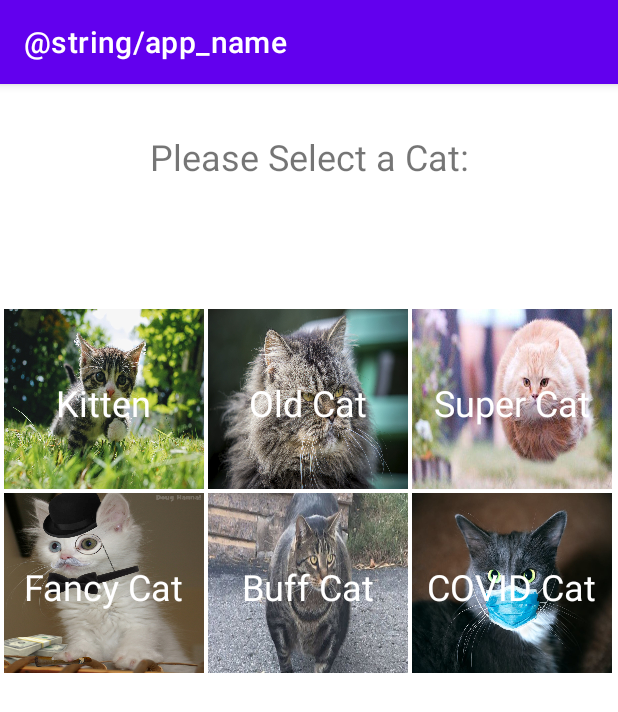
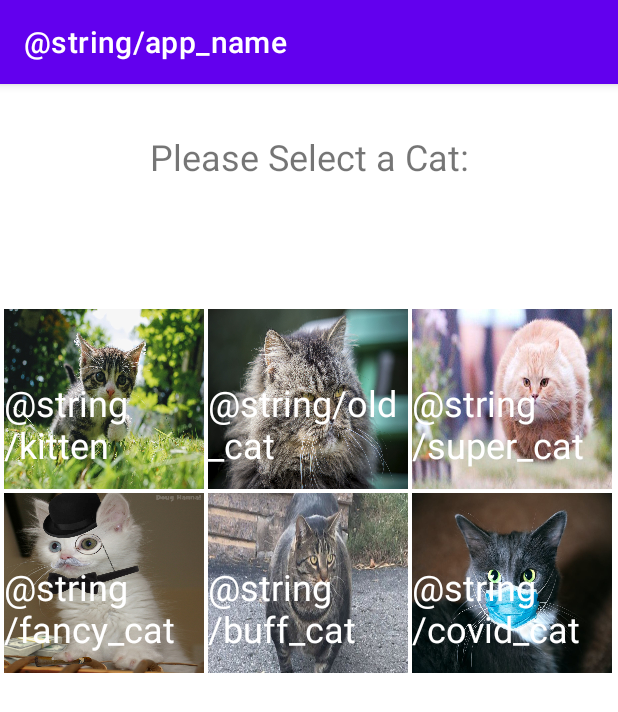
Before and after one commit to AWTemple/CIS3515_Assignment4, an Android app: the screen it shows after launch (SelectionActivity), on a phone screen of 412 x 824 dp. Shown: the top 712 px of the screen. Run offline under Robolectric (Android 15) with nearby library versions, the phone set to English and light mode, and no system bars.

Commit message:
Replaced all hard-coded strings in entire application with references to strings.xml

```diff
--- a/app/src/main/java/edu/temple/cis3515_assignment4/DisplayActivity.java
+++ b/app/src/main/java/edu/temple/cis3515_assignment4/DisplayActivity.java
@@ -15,7 +15,7 @@ public class DisplayActivity extends AppCompatActivity {
     protected void onCreate(Bundle savedInstanceState) {
         super.onCreate(savedInstanceState);
         setContentView(R.layout.new_activity);
-        this.setTitle("Display Activity");
+        this.setTitle("@string/second_screen_name");
 
         // Get the Intent that started this activity and extract the strings
         Intent intent = getIntent();
--- a/app/src/main/java/edu/temple/cis3515_assignment4/SelectionActivity.java
+++ b/app/src/main/java/edu/temple/cis3515_assignment4/SelectionActivity.java
@@ -21,9 +21,9 @@ public class SelectionActivity extends AppCompatActivity
     TextView textView;
     int[] catImgArray;
     ArrayList<Cat> catArray;
-    public static final String NAME = "edu.temple.cis3515_assignment4.NAME";
-    public static final String DESC = "edu.temple.cis3515_assignment4.DESC";
-    public static final String IMG = "edu.temple.cis3515_assignment4.IMG";
+    public static final String NAME = "@string/intent_cat_name";
+    public static final String DESC = "@string/intent_cat_desc";
+    public static final String IMG = "@string/intent_cat_img";
 
     @Override
     protected void onCreate(Bundle savedInstanceState)
@@ -38,12 +38,12 @@ public class SelectionActivity extends AppCompatActivity
 
         //Make an ArrayList of Cat Objects
         catArray = new ArrayList<Cat>();
-        catArray.add(new Cat("Kitten", "I'd give it a Kit-10/10"));
-        catArray.add(new Cat("Old Cat", "Aged like a fine feline."));
-        catArray.add(new Cat("Super Cat", "Birds Beware."));
-        catArray.add(new Cat("Fancy Cat", "He landed on his feet."));
-        catArray.add(new Cat("Buff Cat", "Meowscular."));
-        catArray.add(new Cat("COVID Cat", "Sick as a Dog."));
+        catArray.add(new Cat("@string/kitten", "@string/kitten_desc"));
+        catArray.add(new Cat("@string/old_cat", "@string/old_cat_desc"));
+        catArray.add(new Cat("@string/super_cat", "@string/super_cat_desc"));
+        catArray.add(new Cat("@string/fancy_cat", "@string/fancy_cat_desc"));
+        catArray.add(new Cat("@string/buff_cat", "@string/buff_cat_desc"));
+        catArray.add(new Cat("@string/covid_cat", "@string/covid_cat_desc"));
 
 
         //Instantiate array of images to go with
--- a/app/src/main/res/values/strings.xml
+++ b/app/src/main/res/values/strings.xml
@@ -1,5 +1,6 @@
 <resources>
     <string name="app_name">Selection Activity</string>
+    <string name="second_screen_name">Display Activity</string>
     <string name="display_name">Displaying Selected Cat:</string>
     <string name="launcher_name">Cat Image Viewer App</string>
     <string name="prompt">Please Select a Cat:</string>
@@ -15,4 +16,8 @@
     <string name="fancy_cat_desc">He landed on his feet.</string>
     <string name="buff_cat_desc">Meowscular.</string>
     <string name="covid_cat_desc">Sick as a dog.</string>
+    <string name="intent_cat_name">edu.temple.cis3515_assignment4.NAME</string>
+    <string name="intent_cat_desc">edu.temple.cis3515_assignment4.DESC</string>
+    <string name="intent_cat_img">edu.temple.cis3515_assignment4.IMG</string>
+
 </resources>
```
